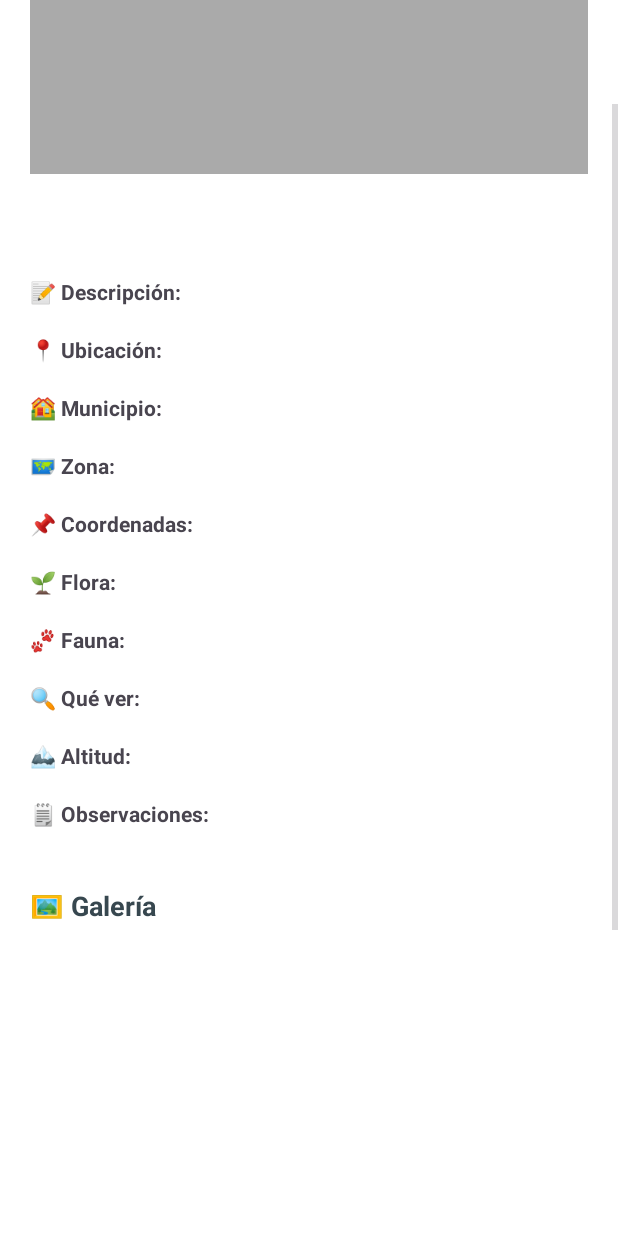
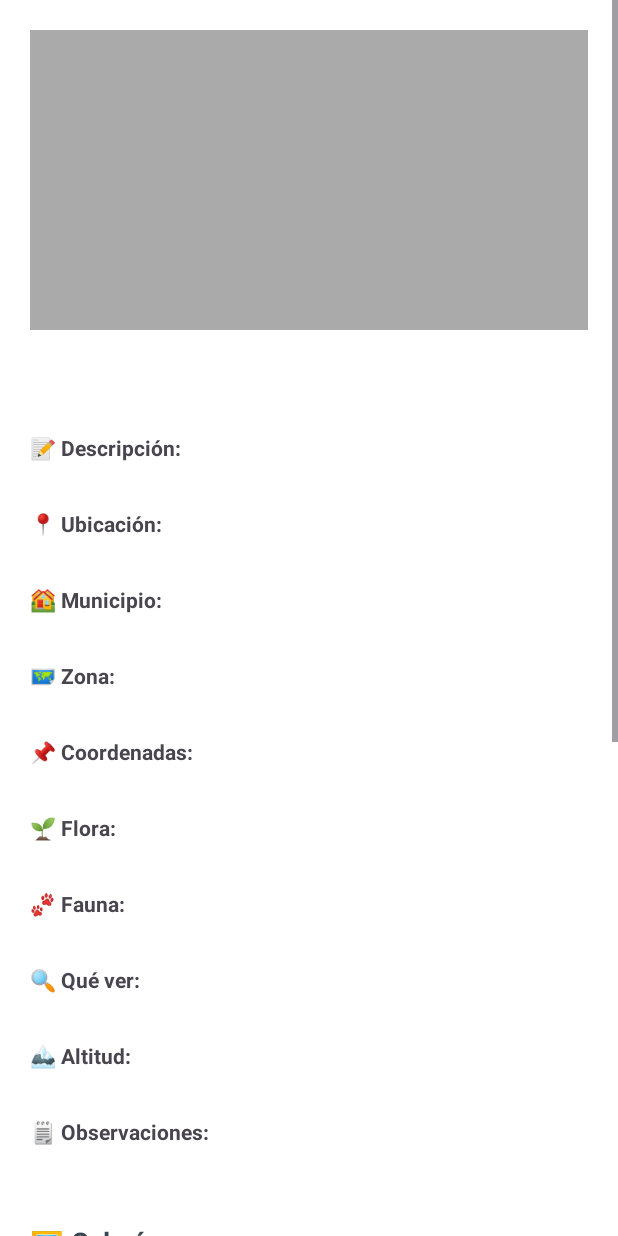
Before and after one commit to isifire/AsturNatura, an Android app: the layout fragment_detalle_espacio.xml on its own in the app's theme, with its tools: preview values and no code run, on a phone screen of 412 x 824 dp. Run offline under Robolectric (Android 15) with nearby library versions, the phone set to English and light mode, and no system bars.

Commit message:
añadido padding

```diff
--- a/app/src/main/res/layout/fragment_detalle_espacio.xml
+++ b/app/src/main/res/layout/fragment_detalle_espacio.xml
@@ -8,7 +8,8 @@
         android:layout_width="match_parent"
         android:layout_height="wrap_content"
         android:orientation="vertical"
-        android:padding="20dp">
+        android:padding="20dp"
+        android:spacing="16dp"> <!-- Añadido espacio entre los elementos -->
 
         <!-- 🌄 Imagen Principal -->
         <ImageView
@@ -36,7 +37,8 @@
             android:id="@+id/layoutDescripcion"
             android:layout_width="match_parent"
             android:layout_height="wrap_content"
-            android:orientation="vertical">
+            android:orientation="vertical"
+            android:layout_marginBottom="12dp"> <!-- Añadido margen inferior -->
             <TextView
                 android:text="📝 Descripción:"
                 android:layout_width="match_parent"
@@ -52,7 +54,8 @@
             android:id="@+id/layoutUbicacion"
             android:layout_width="match_parent"
             android:layout_height="wrap_content"
-            android:orientation="vertical">
+            android:orientation="vertical"
+            android:layout_marginBottom="12dp">
             <TextView
                 android:text="📍 Ubicación:"
                 android:layout_width="match_parent"
@@ -68,7 +71,8 @@
             android:id="@+id/layoutMunicipio"
             android:layout_width="match_parent"
             android:layout_height="wrap_content"
-            android:orientation="vertical">
+            android:orientation="vertical"
+            android:layout_marginBottom="12dp">
             <TextView
                 android:text="🏘️ Municipio:"
                 android:layout_width="match_parent"
@@ -84,7 +88,8 @@
             android:id="@+id/layoutZona"
             android:layout_width="match_parent"
             android:layout_height="wrap_content"
-            android:orientation="vertical">
+            android:orientation="vertical"
+            android:layout_marginBottom="12dp">
             <TextView
                 android:text="🗺️ Zona:"
                 android:layout_width="match_parent"
@@ -100,7 +105,8 @@
             android:id="@+id/layoutCoordenadas"
             android:layout_width="match_parent"
             android:layout_height="wrap_content"
-            android:orientation="vertical">
+            android:orientation="vertical"
+            android:layout_marginBottom="12dp">
             <TextView
                 android:text="📌 Coordenadas:"
                 android:layout_width="match_parent"
@@ -116,7 +122,8 @@
             android:id="@+id/layoutFlora"
             android:layout_width="match_parent"
             android:layout_height="wrap_content"
-            android:orientation="vertical">
+            android:orientation="vertical"
+            android:layout_marginBottom="12dp">
             <TextView
                 android:text="🌱 Flora:"
                 android:layout_width="match_parent"
@@ -132,7 +139,8 @@
             android:id="@+id/layoutFauna"
             android:layout_width="match_parent"
             android:layout_height="wrap_content"
-            android:orientation="vertical">
+            android:orientation="vertical"
+            android:layout_marginBottom="12dp">
             <TextView
                 android:text="🐾 Fauna:"
                 android:layout_width="match_parent"
@@ -148,7 +156,8 @@
             android:id="@+id/layoutQueVer"
             android:layout_width="match_parent"
             android:layout_height="wrap_content"
-            android:orientation="vertical">
+            android:orientation="vertical"
+            android:layout_marginBottom="12dp">
             <TextView
                 android:text="🔍 Qué ver:"
                 android:layout_width="match_parent"
@@ -164,7 +173,8 @@
             android:id="@+id/layoutAltitud"
             android:layout_width="match_parent"
             android:layout_height="wrap_content"
-            android:orientation="vertical">
+            android:orientation="vertical"
+            android:layout_marginBottom="12dp">
             <TextView
                 android:text="🏔️ Altitud:"
                 android:layout_width="match_parent"
@@ -180,7 +190,8 @@
             android:id="@+id/layoutObservaciones"
             android:layout_width="match_parent"
             android:layout_height="wrap_content"
-            android:orientation="vertical">
+            android:orientation="vertical"
+            android:layout_marginBottom="12dp">
             <TextView
                 android:text="🗒️ Observaciones:"
                 android:layout_width="match_parent"
@@ -214,7 +225,8 @@
             android:id="@+id/layoutVideo"
             android:layout_width="match_parent"
             android:layout_height="wrap_content"
-            android:orientation="vertical">
+            android:orientation="vertical"
+            android:layout_marginBottom="20dp">
 
             <TextView
                 android:layout_width="match_parent"
@@ -233,6 +245,5 @@
                 android:background="@android:color/darker_gray" />
         </LinearLayout>
 
-
     </LinearLayout>
 </ScrollView>
```
